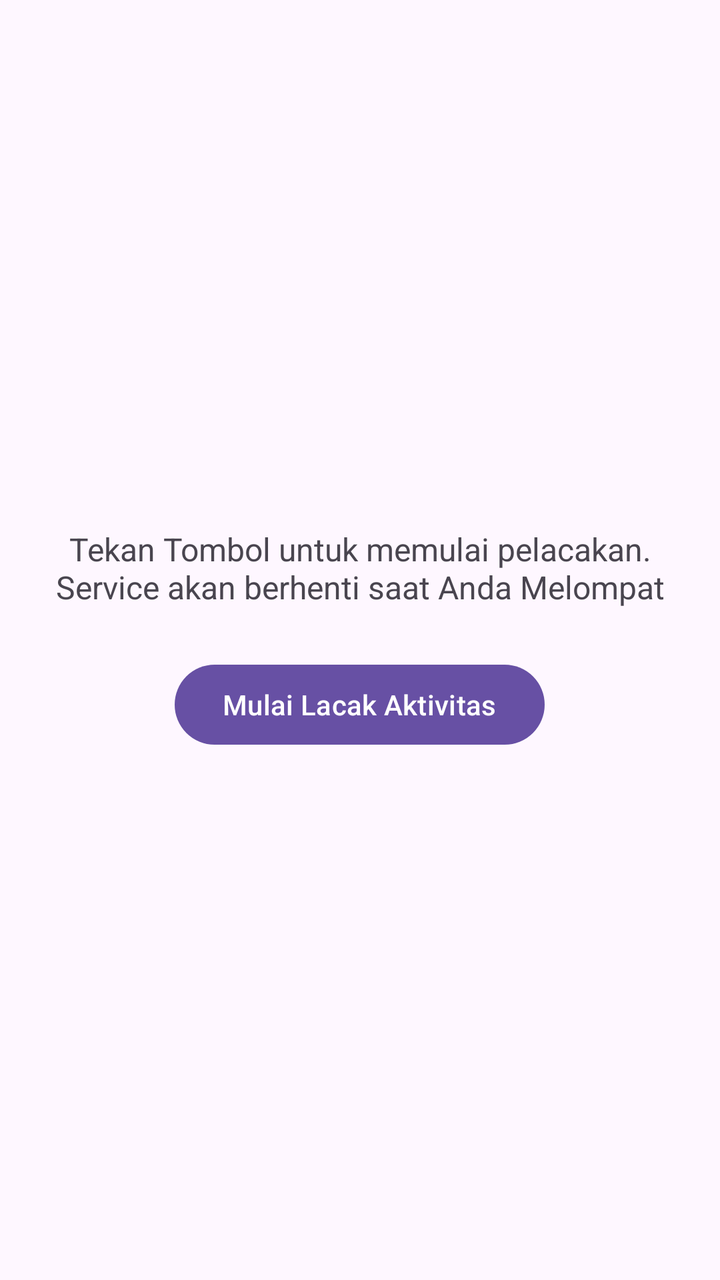
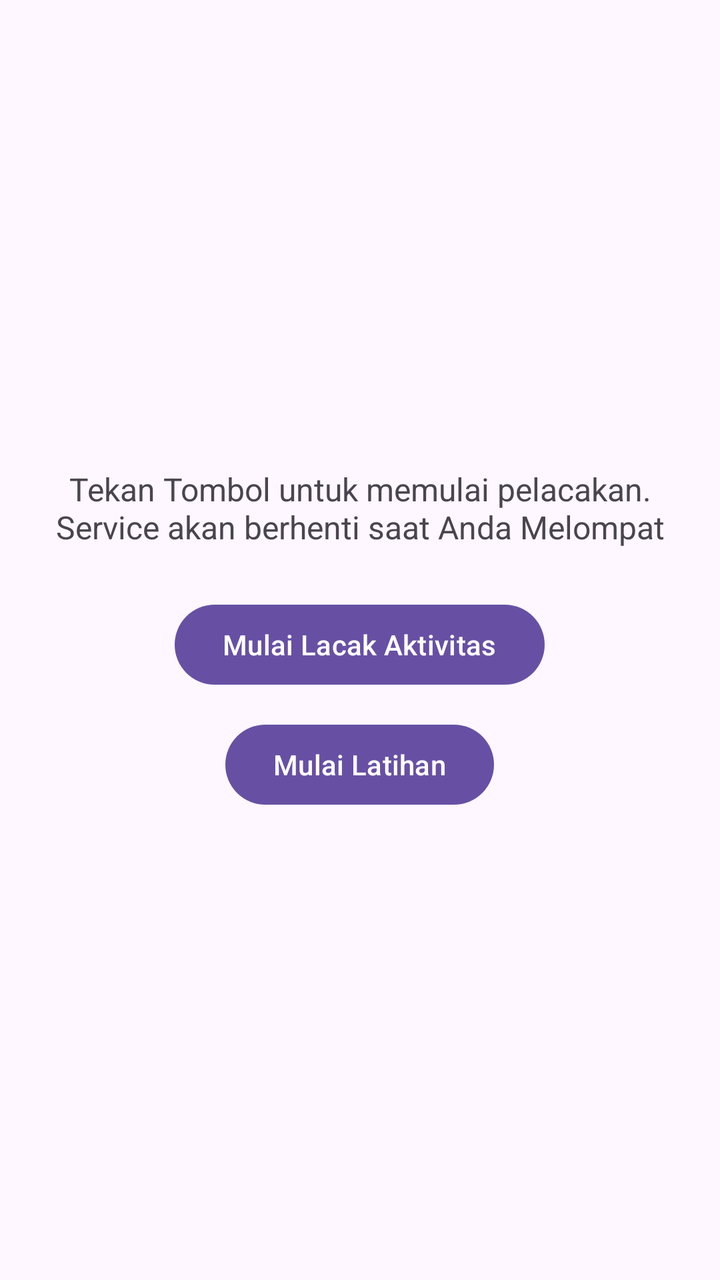

Two renders of the same Android screen: before a commit and after it. Below are the layout's source before the change and the commit's diff.
<!-- AndroidManifest.xml: application theme Theme.BackgroundServices -->
<!-- res/layout/activity_main.xml -->
<?xml version="1.0" encoding="utf-8"?>
<LinearLayout xmlns:android="http://schemas.android.com/apk/res/android"
    android:layout_width="match_parent"
    android:layout_height="match_parent"
    android:orientation="vertical"
    android:gravity="center"
    android:padding="16dp">

    <TextView
        android:id="@+id/statusTextView"
        android:layout_width="wrap_content"
        android:layout_height="wrap_content"
        android:text="Tekan Tombol untuk memulai pelacakan.\nService akan berhenti saat Anda Melompat"
        android:textAlignment="center"
        android:textSize="16sp"
        android:layout_marginBottom="24dp" />

    <Button
        android:id="@+id/btnStart"
        android:layout_width="wrap_content"
        android:layout_height="wrap_content"
        android:text="Mulai Lacak Aktivitas" />

</LinearLayout>
<!-- resources referenced by this layout -->
<resources>
  <style name="Theme.BackgroundServices" parent="Base.Theme.BackgroundServices" />
  <style name="Base.Theme.BackgroundServices" parent="Theme.Material3.DayNight.NoActionBar">
          
          
      </style>
</resources>

<!-- the commit's change to res/layout/activity_main.xml (unified diff, before → after) -->
@@ -20,5 +20,12 @@
         android:layout_width="wrap_content"
         android:layout_height="wrap_content"
         android:text="Mulai Lacak Aktivitas" />
+    
+    <Button
+        android:id="@+id/btnStartLatihan"
+        android:layout_width="wrap_content"
+        android:layout_height="wrap_content"
+        android:layout_marginTop="12dp"
+        android:text="Mulai Latihan" />
 
 </LinearLayout>
